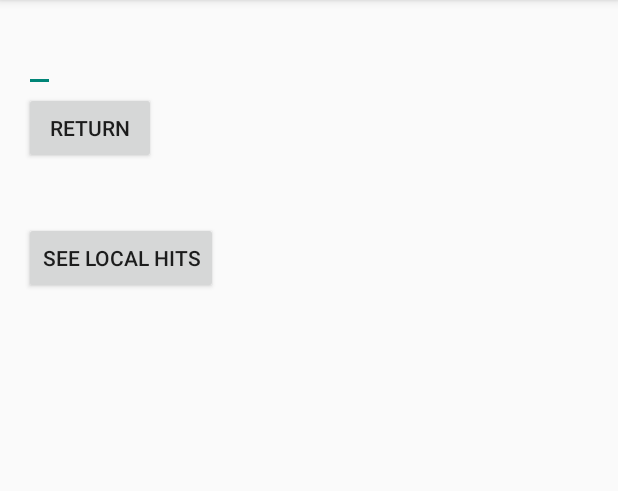
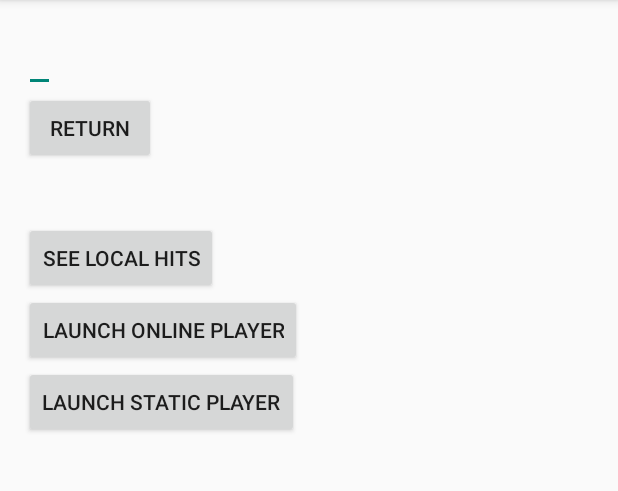
Before and after one commit to Ra1nWarden/CS4720_Mobile_Apps, an Android app: the screen it shows after launch (MainActivity), in the options menu, after a tap on "Settings", on a phone screen of 412 x 824 dp, the part 84-575 px from its top. Run offline under Robolectric (Android 15) with nearby library versions, the phone set to English and light mode, and no system bars.

```diff
--- a/MusicLocation/app/src/main/java/edu/virginia/cs/musiclocation/MainActivity.java
+++ b/MusicLocation/app/src/main/java/edu/virginia/cs/musiclocation/MainActivity.java
@@ -3,33 +3,17 @@ package edu.virginia.cs.musiclocation;
 import android.Manifest;
 import android.content.Context;
 import android.content.Intent;
-import android.graphics.Bitmap;
-import android.graphics.BitmapFactory;
 import android.location.Location;
 import android.location.LocationListener;
 import android.location.LocationManager;
-import android.media.AudioManager;
-import android.media.MediaPlayer;
-import android.os.AsyncTask;
 import android.support.v7.app.AppCompatActivity;
 import android.os.Bundle;
-import android.util.Log;
 import android.view.Menu;
 import android.view.MenuItem;
 import android.view.View;
 import android.widget.Button;
 import android.widget.EditText;
-import android.widget.ImageView;
-import android.widget.MediaController;
 import android.widget.TextView;
-
-import org.json.JSONArray;
-import org.json.JSONObject;
-
-import java.io.BufferedReader;
-import java.io.InputStream;
-import java.io.InputStreamReader;
-import java.net.URL;
 
 public class MainActivity extends AppCompatActivity {
 
@@ -41,63 +25,21 @@ public class MainActivity extends AppCompatActivity {
     private Button submitButton;
     private TextView locationLabel;
     private Button localButton;
-
-    private String Stream_URL;
-    private String Image_URL;
-
-    private MediaPlayer mp;
-    private MediaController music_player;
-    private ImageView albumCover;
-    private Bitmap imageCoverArt;
-    private MediaController.MediaPlayerControl mp_control;
+    private Button onlineMusicPlayerButton;
+    private Button staticMusicPlayerButton;
 
     @Override
     protected void onCreate(Bundle savedInstanceState) {
         super.onCreate(savedInstanceState);
-        setContentView(R.layout.activity_main);
-        mp=new MediaPlayer();
+        setContentView(R.layout.main_activity);
 
-        new downloadClass().execute();
-
-        albumCover = (ImageView) findViewById(R.id.album_cover);
         submitButton = (Button) findViewById(R.id.returnInput);
         returnValue = (TextView) findViewById(R.id.returned);
         editValue = (EditText) findViewById(R.id.editText);
         locationLabel = (TextView) findViewById(R.id.loc);
         localButton = (Button) findViewById(R.id.popularLink);
-        music_player = (MediaController) findViewById(R.id.music_controls);
-        music_player.setMediaPlayer(new MediaController.MediaPlayerControl() {
-            @Override
-            public boolean canSeekBackward() {
-                return false;
-            }
-
-            @Override
-            public boolean canPause() {
-                return true;
-            }
-
-            @Override
-            public int getBufferPercentage() {
-                return 0;
-            }
-
-            @Override
-            public boolean canSeekForward() {
-                return false;
-            }
-
-            @Override
-            public void start() {
-
-            }
-
-            @Override
-            public boolean isPlaying() {
-
-            }
-
-        });
+        onlineMusicPlayerButton = (Button) findViewById(R.id.onlineMusicPlayerLink);
+        staticMusicPlayerButton = (Button) findViewById(R.id.staticMusicPlayerLink);
 
         submitButton.setOnClickListener(new View.OnClickListener() {
             @Override
@@ -109,7 +51,23 @@ public class MainActivity extends AppCompatActivity {
         localButton.setOnClickListener(new View.OnClickListener() {
             @Override
             public void onClick(View v) {
-                Intent i=new Intent(getApplicationContext(), PopularActivity.class);
+                Intent i = new Intent(MainActivity.this, PopularActivity.class);
+                startActivity(i);
+            }
+        });
+
+        onlineMusicPlayerButton.setOnClickListener(new View.OnClickListener() {
+            @Override
+            public void onClick(View v) {
+                Intent i = new Intent(MainActivity.this, OnlineMusicPlayerActivity.class);
+                startActivity(i);
+            }
+        });
+
+        staticMusicPlayerButton.setOnClickListener(new View.OnClickListener() {
+            @Override
+            public void onClick(View v) {
+                Intent i = new Intent(MainActivity.this, StaticMusicPlayerActivity.class);
                 startActivity(i);
             }
         });
@@ -171,77 +129,4 @@ public class MainActivity extends AppCompatActivity {
         return super.onOptionsItemSelected(item);
     }
 
-    public class downloadClass extends AsyncTask<String, Integer, Integer> {
-
-        @Override
-        public Integer doInBackground(String... input) {
-            String JSON_URL="http://api.soundcloud.com/tracks/222906446?client_id=a9e1ea232bfff486717273c718914e5b";
-            String JSONString="";
-            String nextLine="";
-            try {
-                InputStream stream1=new URL(JSON_URL).openStream();
-                InputStreamReader stream2=new InputStreamReader(stream1);
-                BufferedReader stream3=new BufferedReader(stream2);
-                nextLine=stream3.readLine();
-                JSONString=JSONString+nextLine;
-                stream1.close();
-                stream2.close();
-                stream3.close();
-            } catch (Exception e) {
-                Log.d("ERROR",e.toString());
-                Log.d("ERROR","Download Issue");
-            }
-
-            JSONObject object1;
-            Stream_URL="";
-            Log.d("JSON",JSONString);
-            try {
-                object1=new JSONObject(JSONString);
-                Stream_URL=object1.getString("download_url");
-                Stream_URL=Stream_URL+"?client_id=a9e1ea232bfff486717273c718914e5b";
-
-                //Download image (could fail, but shouldn't stop the song from downloading)
-                try {
-                    Image_URL=object1.getString("artwork_url");
-                    Image_URL=Image_URL+"?client_id=a9e1ea232bfff486717273c718914e5b";
-                    InputStream image_stream=new URL(Image_URL).openStream();
-                    imageCoverArt=BitmapFactory.decodeStream(image_stream);
-                    image_stream.close();
-                } catch (Exception e) {
-                    Log.d("ERROR","Failed to download cover art");
-                    imageCoverArt=null;
-                }
-
-
-            }
-            catch (Exception e) {
-                Log.d("ERROR","JSON Issue");
-            }
-
-            return 0;
-        }
-
-        @Override
-        public void onPostExecute(Integer input) {
-            mp.setAudioStreamType(AudioManager.STREAM_MUSIC);
-            try {
-                Log.d("JSON", Stream_URL);
-                mp.setDataSource(Stream_URL);
-                mp.prepare();
-                mp.start();
-            }
-            catch (Exception e) {
-                Log.d("ERROR",e.toString());
-                Log.d("ERROR","Stream Issue");
-            }
-
-            try {
-                if (imageCoverArt!=null) {
-                    albumCover.setImageBitmap(imageCoverArt);
-                }
-            } catch (Exception e) {
-                Log.d("ERROR","Album art couldn't be downloaded");
-            }
-        }
-    }
 }
--- a/MusicLocation/app/src/main/java/edu/virginia/cs/musiclocation/PopularActivity.java
+++ b/MusicLocation/app/src/main/java/edu/virginia/cs/musiclocation/PopularActivity.java
@@ -1,15 +1,9 @@
 package edu.virginia.cs.musiclocation;
 
 import android.app.ListActivity;
-import android.database.DataSetObserver;
-import android.support.v7.app.AppCompatActivity;
+import android.media.MediaPlayer;
 import android.os.Bundle;
-import android.view.Menu;
-import android.view.MenuItem;
-import android.view.View;
-import android.view.ViewGroup;
 import android.widget.ArrayAdapter;
-import android.widget.ListAdapter;
 
 import java.util.ArrayList;
 
@@ -18,7 +12,7 @@ public class PopularActivity extends ListActivity {
     @Override
     protected void onCreate(Bundle savedInstanceState) {
         super.onCreate(savedInstanceState);
-        setContentView(R.layout.activity_popular);
+        setContentView(R.layout.popular_activity);
         ArrayList<String> topSongs=new ArrayList<String>();
         topSongs.add("Test1");
         topSongs.add("Test2");
--- /dev/null
+++ b/MusicLocation/app/src/main/java/edu/virginia/cs/musiclocation/StaticMusicPlayerActivity.java
@@ -0,0 +1,22 @@
+package edu.virginia.cs.musiclocation;
+
+import android.app.Activity;
+import android.media.AudioManager;
+import android.media.MediaPlayer;
+import android.os.Bundle;
+
+/**
+ * A class that plays static music.
+ */
+public class StaticMusicPlayerActivity extends Activity {
+
+    @Override
+    public void onCreate(Bundle savedInstance) {
+        super.onCreate(savedInstance);
+        AudioManager audioManager = (AudioManager) getSystemService(this.AUDIO_SERVICE);
+        audioManager.setStreamVolume(AudioManager.STREAM_MUSIC, 20, 0);
+
+        MediaPlayer player = MediaPlayer.create(this, R.raw.supermassive_black_hole);
+        player.start();
+    }
+}
--- a/MusicLocation/app/src/main/res/layout/activity_main.xml
+++ /dev/null
@@ -1,68 +0,0 @@
-<LinearLayout xmlns:android="http://schemas.android.com/apk/res/android"
-    xmlns:tools="http://schemas.android.com/tools"
-    android:layout_width="match_parent"
-    android:layout_height="match_parent"
-    android:paddingBottom="@dimen/activity_vertical_margin"
-    android:paddingLeft="@dimen/activity_horizontal_margin"
-    android:paddingRight="@dimen/activity_horizontal_margin"
-    android:paddingTop="@dimen/activity_vertical_margin"
-    tools:context=".MainActivity"
-    android:orientation="vertical">
-
-    <EditText
-        android:id="@+id/editText"
-        android:layout_width="wrap_content"
-        android:layout_height="wrap_content"
-        android:layout_alignParentLeft="true"
-        android:layout_alignParentStart="true"
-        android:layout_alignParentTop="true" />
-
-    <Button
-        android:id="@+id/returnInput"
-        android:layout_width="wrap_content"
-        android:layout_height="wrap_content"
-        android:layout_alignBottom="@+id/editText"
-        android:layout_alignParentTop="true"
-        android:layout_toEndOf="@+id/editText"
-        android:layout_toRightOf="@+id/editText"
-        android:text="Return" />
-
-    <TextView
-        android:id="@+id/returned"
-        android:layout_width="wrap_content"
-        android:layout_height="wrap_content"
-        android:layout_alignParentLeft="true"
-        android:layout_alignParentStart="true"
-        android:layout_below="@+id/editText"
-        android:text="Returned Value" />
-
-    <TextView
-        android:id="@+id/loc"
-        android:layout_width="wrap_content"
-        android:layout_height="wrap_content"
-        android:layout_alignParentRight="true"
-        android:layout_toRightOf="@id/returnInput" />
-
-    <Button
-        android:layout_width="wrap_content"
-        android:layout_height="wrap_content"
-        android:text="See Local Hits"
-        android:id="@+id/popularLink"
-        android:layout_below="@+id/returned"
-        android:layout_centerHorizontal="true" />
-
-    <ImageView
-        android:layout_width="fill_parent"
-        android:layout_height="wrap_content"
-        android:id="@+id/album_cover"
-        android:layout_toRightOf="@+id/popularLink"
-        android:layout_toEndOf="@+id/popularLink"
-        android:layout_gravity="center_horizontal"
-        android:layout_weight=".5" />
-
-    <MediaController
-        android:layout_width="wrap_content"
-        android:layout_height="wrap_content"
-        android:id="@+id/music_controls"
-        android:layout_gravity="center_horizontal" />
-</LinearLayout>
--- /dev/null
+++ b/MusicLocation/app/src/main/res/layout/main_activity.xml
@@ -0,0 +1,71 @@
+<LinearLayout xmlns:android="http://schemas.android.com/apk/res/android"
+              xmlns:tools="http://schemas.android.com/tools"
+              android:layout_width="match_parent"
+              android:layout_height="match_parent"
+              android:orientation="vertical"
+              android:paddingBottom="@dimen/activity_vertical_margin"
+              android:paddingLeft="@dimen/activity_horizontal_margin"
+              android:paddingRight="@dimen/activity_horizontal_margin"
+              android:paddingTop="@dimen/activity_vertical_margin"
+              tools:context=".MainActivity">
+
+    <EditText
+        android:id="@+id/editText"
+        android:layout_width="wrap_content"
+        android:layout_height="wrap_content"
+        android:layout_alignParentLeft="true"
+        android:layout_alignParentStart="true"
+        android:layout_alignParentTop="true"/>
+
+    <Button
+        android:id="@+id/returnInput"
+        android:layout_width="wrap_content"
+        android:layout_height="wrap_content"
+        android:layout_alignBottom="@+id/editText"
+        android:layout_alignParentTop="true"
+        android:layout_toEndOf="@+id/editText"
+        android:layout_toRightOf="@+id/editText"
+        android:text="Return"/>
+
+    <TextView
+        android:id="@+id/returned"
+        android:layout_width="wrap_content"
+        android:layout_height="wrap_content"
+        android:layout_alignParentLeft="true"
+        android:layout_alignParentStart="true"
+        android:layout_below="@+id/editText"
+        android:text="Returned Value"/>
+
+    <TextView
+        android:id="@+id/loc"
+        android:layout_width="wrap_content"
+        android:layout_height="wrap_content"
+        android:layout_alignParentRight="true"
+        android:layout_toRightOf="@id/returnInput"/>
+
+    <Button
+        android:id="@+id/popularLink"
+        android:layout_width="wrap_content"
+        android:layout_height="wrap_content"
+        android:layout_below="@+id/returned"
+        android:layout_centerHorizontal="true"
+        android:text="See Local Hits"/>
+
+    <Button
+        android:id="@+id/onlineMusicPlayerLink"
+        android:layout_width="wrap_content"
+        android:layout_height="wrap_content"
+        android:layout_below="@+id/popularLink"
+        android:layout_centerHorizontal="true"
+        android:text="Launch Online Player"/>
+
+    <Button
+        android:id="@+id/staticMusicPlayerLink"
+        android:layout_width="wrap_content"
+        android:layout_height="wrap_content"
+        android:layout_below="@+id/onlineMusicPlayerLink"
+        android:layout_centerHorizontal="true"
+        android:text="Launch Static Player"/>
+
+
+</LinearLayout>
```
Also changed, not shown: MusicLocation/app/src/main/AndroidManifest.xml (+20 -10 lines), MusicLocation/app/src/main/java/edu/virginia/cs/musiclocation/DownloadMusicTask.java (added, +93 -0 lines), MusicLocation/app/src/main/java/edu/virginia/cs/musiclocation/OnlineMusicPlayerActivity.java (added, +91 -0 lines), MusicLocation/app/src/main/res/layout/activity_popular.xml (deleted, +0 -16 lines), MusicLocation/app/src/main/res/layout/music_player_activity.xml (added, +22 -0 lines), MusicLocation/app/src/main/res/layout/popular_activity.xml (added, +18 -0 lines), MusicLocation/app/src/main/res/menu/menu_main.xml (+4 -4 lines), MusicLocation/app/src/main/res/menu/menu_popular.xml (+8 -5 lines), 1 other file.
